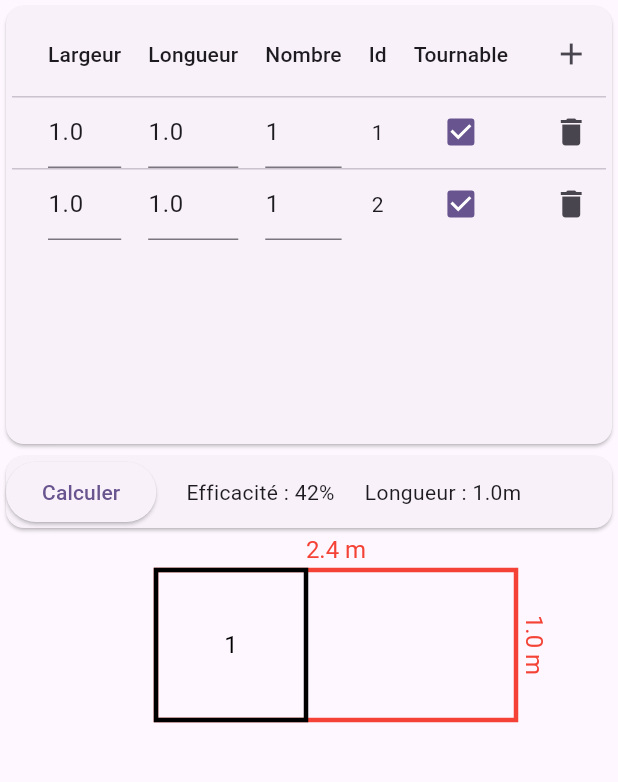
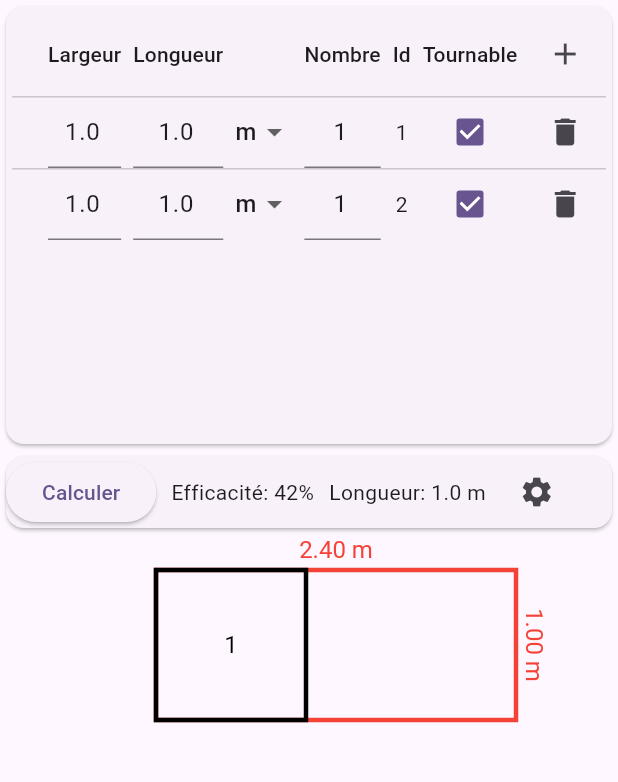
Before and after one commit to Aladinfodpo/corimbric, a Flutter app: the screen it shows after launch, after a tap on the "add" icon, on a phone screen of 412 x 824 dp, the part 84-866 px from its top. Run offline on Flutter 3.47's test engine with Material 3 defaults, Android fonts, the phone set to English and light mode, and no system bars; our stand-ins replace shared_preferences.

Commit message:
Added unit + settings

```diff
--- a/lib/imbric.dart
+++ b/lib/imbric.dart
@@ -19,10 +19,10 @@ class Piece{
     double getArea() { return dx * dy; }
 
     double getOut(double dim) { return isMeter ? dim : dim * 39.37; }
-    String getOutString(double dim) { return "${getOut(dim)} ${isMeter ? "m" : "\""}"; }
+    String getOutString(double dim) { return "${getOut(dim).toStringAsFixed(2)} ${isMeter ? "m" : "\""}"; }
 
     Piece clone(){
-      return Piece(dx, dy, isTransposable, id, isMeter: isMeter, others: others);
+      return Piece(isMeter ? dx : dx / 39.37, isMeter ? dy : dy / 39.37, isTransposable, id, isMeter: isMeter, others: others);
     }
 
     void transpose(){
@@ -52,7 +52,7 @@ class Piece{
       if(dx * zoom * scale > 100 && dy * zoom * scale > 100){
         final textDx = TextPainter(
         text: TextSpan(
-          text: dx.toStringAsFixed(2),
+          text: getOutString(dx),
           style: TextStyle(
             color: Colors.black,
             fontSize: 16,
@@ -64,7 +64,7 @@ class Piece{
 
       final textDy = TextPainter(
         text: TextSpan(
-          text: dy.toStringAsFixed(2),
+          text: getOutString(dy),
           style: TextStyle(
             color: Colors.black,
             fontSize: 16,
@@ -118,7 +118,7 @@ class Camion{
     List<Piece> pieces = [];
 
     double getOut(double dim) { return User().isMeter ? dim : dim * 39.37; }
-    String getOutString(double dim) { return "${getOut(dim)} ${User().isMeter ? "m" : "\""}"; }
+    String getOutString(double dim, {int precision = 2}) { return "${getOut(dim).toStringAsFixed(precision)} ${User().isMeter ? "m" : "\""}"; }
 
     Camion({this.dx = 0, this.dy = 0}){
       dx = (dx == 0) ? User().largeur : dx;
@@ -179,7 +179,7 @@ class Camion{
 
         final textPainter = TextPainter(
           text: TextSpan(
-            text: "$dx m",
+            text: getOutString(dx),
             style: TextStyle(
               color: Colors.red,
               fontSize: 16,
@@ -191,7 +191,7 @@ class Camion{
 
         final textPainterDy = TextPainter(
           text: TextSpan(
-            text: "$longueur m",
+            text: getOutString(longueur),
             style: TextStyle(
               color: Colors.red,
               fontSize: 16,
--- a/lib/main.dart
+++ b/lib/main.dart
@@ -1,10 +1,21 @@
 import 'package:flutter/material.dart';
+import 'package:shared_preferences/shared_preferences.dart';
 
 import 'imbric.dart';
+import 'user.dart';
 
-void main() {
+void main() async{
+  WidgetsFlutterBinding.ensureInitialized();
+
+  final prefs = await SharedPreferences.getInstance();
+  User().loadFromData(prefs);
   runApp(const MyApp());
 }
+
+var routePages = {
+      '/' : (BuildContext context) => MyHomePage(title: 'Coratech Imbric'),
+      SettingsPage.routeName: (BuildContext context) => SettingsPage(),
+    };
 
 class MyApp extends StatelessWidget {
   const MyApp({super.key});
@@ -13,11 +24,11 @@ class MyApp extends StatelessWidget {
   @override
   Widget build(BuildContext context) {
     return MaterialApp(
-      title: 'Flutter Demo',
+      title: 'Coratech Imbric',
       theme: ThemeData(
         colorScheme: ColorScheme.fromSeed(seedColor: Colors.deepPurple),
       ),
-      home: const MyHomePage(title: 'Coratech Imbric'),
+      routes: routePages,
     );
   }
 }
@@ -32,7 +43,7 @@ class MyHomePage extends StatefulWidget {
 }
 
 class _MyHomePageState extends State<MyHomePage> {
-  List<Piece> pieces = [Piece(1, 1, true, 1, others: 1)];
+  List<Piece> pieces = [Piece(1, 1, true, 1, isMeter: User().isMeter, others: 1)];
   Camion camion = Camion();
   double _currentScale = 1.0;
 
@@ -49,7 +60,11 @@ class _MyHomePageState extends State<MyHomePage> {
         palettes.add(Piece(piece.dx, piece.dy, piece.isTransposable, piece.id, isMeter: piece.isMeter, others: piece.others));
       }
     }
-    Imbric.bestFit(camion, palettes);
+    if(!Imbric.bestFit(camion, palettes) || camion.longueur == 0){
+      _controller.value = Matrix4.identity()
+    ..translate(100.0, 20.0)
+    ..scale(1.0);
+    }
   }
 
   @override
@@ -89,22 +104,26 @@ class _MyHomePageState extends State<MyHomePage> {
                       SingleChildScrollView(
                       child:
                       DataTable(
-                        columnSpacing: 18.0,
+                        columnSpacing: 8.0,
                         columns: [
                           DataColumn(label: Center(child: Text('Largeur'), )),
                           DataColumn(label: Center(child: Text('Longueur'))),
+                          DataColumn(label: Center(child: Text('    '))),
                           DataColumn(label: Center(child: Text('Nombre'))),
                           DataColumn(label: Center(child: Text('Id'))),
                           DataColumn(label: Center(child: Text('Tournable'))),
                           DataColumn(label: Center(child: IconButton(onPressed: (){setState(() {
-                            pieces.add(Piece(1, 1, true, ++currentId, others: 1));
+                            pieces.add(Piece(1, 1, true, ++currentId, isMeter: User().isMeter, others: 1));
                           });}, icon: Icon(Icons.add)))),
                         ],
                         rows: List.generate(pieces.length, (index) => DataRow(
                           cells: [
-                            DataCell(Center(child: TextFormField(initialValue: pieces[index].dx.toString(), onChanged: (value) => pieces[index].dx = double.tryParse(value) ?? 0,))),
-                            DataCell(Center(child: TextFormField(initialValue: pieces[index].dy.toString(), onChanged: (value) => pieces[index].dy = double.tryParse(value) ?? 0,))),
-                            DataCell(Center(child: TextFormField(initialValue: pieces[index].others.toString(), onChanged: (value) => pieces[index].others = int.tryParse(value) ?? 1,))),
+                            DataCell(Center(child: TextFormField(initialValue: pieces[index].dx.toString(), onChanged: (value) => pieces[index].dx = double.tryParse(value) ?? 0, textAlign: TextAlign.center,))),
+                            DataCell(Center(child: TextFormField(initialValue: pieces[index].dy.toString(), onChanged: (value) => pieces[index].dy = double.tryParse(value) ?? 0, textAlign: TextAlign.center,))),
+                            DataCell(Center(child: DropdownButton<String>(items: ["m", "\""].map<DropdownMenuItem<String>>((String value) {
+                               return DropdownMenuItem<String>(value: value, child: Text(value));
+                            }).toList(), value: ["m", "\""][pieces[index].isMeter ? 0 : 1], onChanged: (String? value){setState((){pieces[index].isMeter = value! == "m";});}))),
+                            DataCell(Center(child: TextFormField(initialValue: pieces[index].others.toString(), onChanged: (value) => pieces[index].others = int.tryParse(value) ?? 1, textAlign: TextAlign.center,))),
                             DataCell(Center(child: Text(pieces[index].id.toString()))),
                             DataCell(Center(child: Checkbox(value: pieces[index].isTransposable, onChanged:(value) => setState(() {
                               pieces[index].isTransposable = value!;
@@ -122,13 +141,14 @@ class _MyHomePageState extends State<MyHomePage> {
             ),
             Card(child:
               Row(
-                spacing: 20,
+                spacing: 10,
                 children: [
                   ElevatedButton(onPressed: (){setState(() {
                     calculate();
                   });}, child: const Text("Calculer")),
-                  Text(camion.longueur == double.infinity ? "" : "Efficacité : ${camion.calculEfficiency().toStringAsFixed(0)}%"),
-                  Text(camion.longueur == double.infinity ? "" : "Longueur : ${camion.longueur.toStringAsFixed(1)}m")
+                  Text(camion.longueur == double.infinity ? "" : "Efficacité: ${camion.calculEfficiency().toStringAsFixed(0)}%"),
+                  Text(camion.longueur == double.infinity ? "" : "Longueur: ${camion.getOutString(camion.longueur, precision: 1)}"),
+                  IconButton(onPressed: (){Navigator.pushNamed(context, SettingsPage.routeName, ).then((res) {if(res as bool) {setState(calculate);}});}, icon: Icon(Icons.settings))
                 ],
               ),
             ),
```
Also changed, not shown: lib/user.dart (+45 -10 lines).
